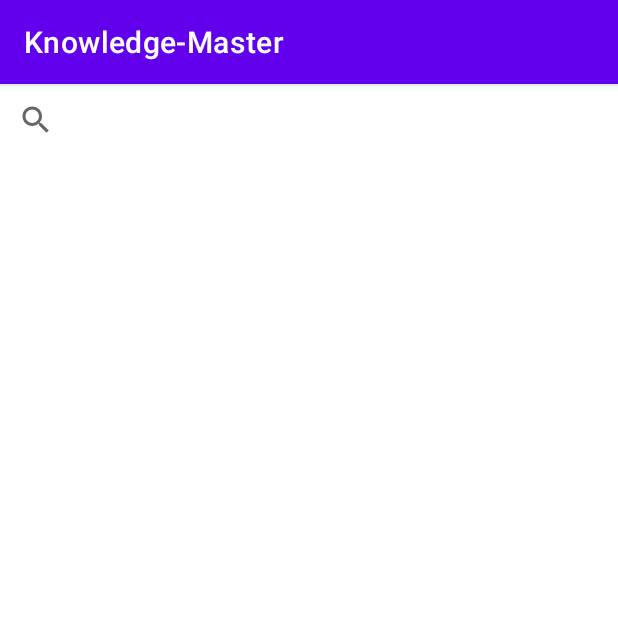
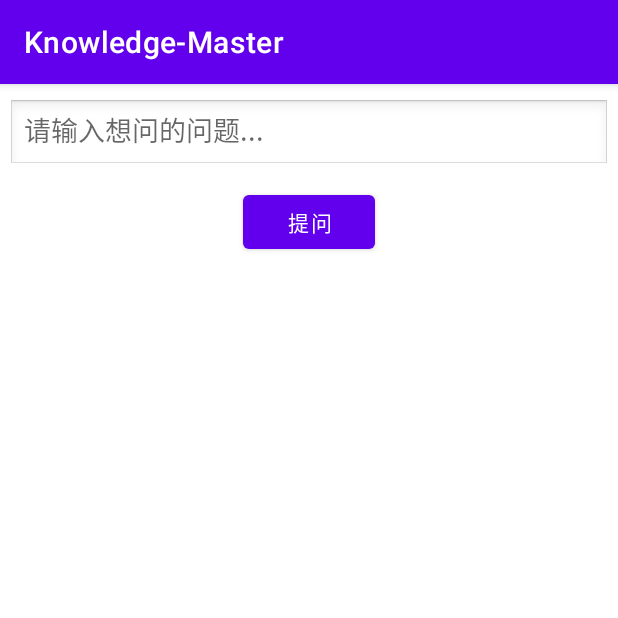
Before and after one commit to toy-whale/Android-Knowledge-App, an Android app: the fragment QuestionAnsFragment shown on its own in the app's theme, on a phone screen of 412 x 824 dp, the top half of it. Run offline under Robolectric (Android 15) with nearby library versions, the phone set to English and light mode, and no system bars; network calls fail.

Commit message:
修改了ui界面，完成了问答功能

```diff
--- a/Knowledge-Master/app/src/main/AndroidManifest.xml
+++ b/Knowledge-Master/app/src/main/AndroidManifest.xml
@@ -7,6 +7,7 @@
         android:allowBackup="true"
         android:usesCleartextTraffic="true"
         android:icon="@mipmap/ic_launcher"
+        android:networkSecurityConfig="@xml/network_security_config"
         android:label="@string/app_name"
         android:roundIcon="@mipmap/ic_launcher_round"
         android:supportsRtl="true"
--- a/Knowledge-Master/app/src/main/java/com/java/qitianliang/ActivityLogin.java
+++ b/Knowledge-Master/app/src/main/java/com/java/qitianliang/ActivityLogin.java
@@ -19,8 +19,6 @@ public class ActivityLogin extends AppCompatActivity {
     protected void onCreate(Bundle savedInstanceState) {
         super.onCreate(savedInstanceState);
         setContentView(R.layout.activity_login);
-
-        finish();
     }
 
     public void goto_register(View view) {
--- a/Knowledge-Master/app/src/main/java/com/java/qitianliang/MainActivity.java
+++ b/Knowledge-Master/app/src/main/java/com/java/qitianliang/MainActivity.java
@@ -56,13 +56,13 @@ public class MainActivity extends AppCompatActivity {
         navigationView = binding.navView;
 
         setSupportActionBar(binding.appBarMain.toolbar);
-        binding.appBarMain.fab.setOnClickListener(new View.OnClickListener() {
+        /*binding.appBarMain.fab.setOnClickListener(new View.OnClickListener() {
             @Override
             public void onClick(View view) {
                 // 呼出菜单栏
                 drawer.openDrawer(navigationView);
             }
-        });
+        });*/
 
         // settings
         binding.appBarMain.toolbar.setOnMenuItemClickListener(new Toolbar.OnMenuItemClickListener() {
--- a/Knowledge-Master/app/src/main/java/com/java/qitianliang/ui/QuestionAnsFragment.java
+++ b/Knowledge-Master/app/src/main/java/com/java/qitianliang/ui/QuestionAnsFragment.java
@@ -3,17 +3,27 @@ package com.java.qitianliang.ui;
 import androidx.appcompat.widget.SearchView;
 import androidx.lifecycle.ViewModelProvider;
 
+import android.graphics.drawable.AnimatedStateListDrawable;
 import android.os.Bundle;
 
 import androidx.annotation.NonNull;
 import androidx.annotation.Nullable;
 import androidx.fragment.app.Fragment;
 
+import android.os.StrictMode;
+import android.text.Html;
 import android.view.LayoutInflater;
 import android.view.View;
 import android.view.ViewGroup;
+import android.widget.Button;
+import android.widget.EditText;
+import android.widget.TextView;
+import android.widget.Toast;
 
 import com.java.qitianliang.R;
+import com.java.qitianliang.question.Question;
+import com.java.qitianliang.server.InputQuestion;
+import com.java.qitianliang.server.Login;
 
 public class QuestionAnsFragment extends Fragment {
 
@@ -24,33 +34,44 @@ public class QuestionAnsFragment extends Fragment {
     @Override
     public View onCreateView(@NonNull LayoutInflater inflater, @Nullable ViewGroup container,
                              @Nullable Bundle savedInstanceState) {
-        View view = inflater.inflate(R.layout.instance_link_fragment, container, false);
-
-        SearchView search = view.findViewById(R.id.searchInstanceByLines);
-
-        search.setOnQueryTextListener(new SearchView.OnQueryTextListener() {
-            @Override
-            public boolean onQueryTextSubmit(String query) {
-
-                // 调用知识问答接口
-
-
-                // 展示返回数据
-
-
-
-                return false;
-            }
-
-            @Override
-            public boolean onQueryTextChange(String newText) {
-                return false;
+        StrictMode.ThreadPolicy policy=new StrictMode.ThreadPolicy.Builder().permitAll().build();
+        StrictMode.setThreadPolicy(policy);
+        View view = inflater.inflate(R.layout.question_ans_fragment, container, false);
+        Button Post = (Button) view.findViewById(R.id.ask_question);
+        EditText Question_Text = (EditText) view.findViewById(R.id.question_Text);
+        EditText Answer_Text = (EditText) view.findViewById(R.id.answer_Text);
+        //点击提交事件
+        Post.setOnClickListener(new View.OnClickListener() {
+            public void onClick(View v) {
+                String question = Question_Text.getText().toString();
+                if(question.equals("")) {
+                    Toast.makeText(getActivity(), "问题不能为空", Toast.LENGTH_LONG).show();
+                    return;
+                }
+                String ID = "";
+                try {
+                    ID = Login.get("14759265980", "Ee123456");
+                } catch (Exception e) {
+                    e.printStackTrace();
+                }
+                //默认为语文，需要传入学科信息
+                String answer = null;
+                try {
+                    answer = InputQuestion.get("chinese", question, ID);
+                } catch (Exception e) {
+                    e.printStackTrace();
+                }
+                if(answer == null || answer.equals("")) {
+                    answer = "不好意思，这个问题小E不太懂呢~";
+                }
+                Answer_Text.setText(Html.fromHtml("<b>问题：</b>"));
+                Answer_Text.append(question);
+                Answer_Text.append("\n\n");
+                Answer_Text.append(Html.fromHtml("<b>回答：</b>"));
+                Answer_Text.append(answer);
+                Answer_Text.setVisibility(View.VISIBLE);
             }
         });
-
         return view;
     }
-
-
-
 }
--- a/Knowledge-Master/app/src/main/res/layout/activity_main.xml
+++ b/Knowledge-Master/app/src/main/res/layout/activity_main.xml
@@ -21,5 +21,7 @@
         android:layout_gravity="start"
         android:fitsSystemWindows="true"
         app:headerLayout="@layout/nav_header_main"
+        android:theme="@style/myNavigationDrawerStyle"
+        app:itemTextAppearance="@style/myNavMenuTextStyle"
         app:menu="@menu/activity_main_drawer" />
 </androidx.drawerlayout.widget.DrawerLayout>
--- a/Knowledge-Master/app/src/main/res/layout/app_bar_main.xml
+++ b/Knowledge-Master/app/src/main/res/layout/app_bar_main.xml
@@ -31,7 +31,7 @@
     </com.google.android.material.appbar.AppBarLayout>
 
     <include layout="@layout/content_main" />
-
+    <!--
     <com.google.android.material.floatingactionbutton.FloatingActionButton
         android:id="@+id/fab"
         android:layout_width="wrap_content"
@@ -40,5 +40,6 @@
         android:layout_marginEnd="@dimen/fab_margin"
         android:layout_marginBottom="16dp"
         app:srcCompat="@android:drawable/ic_dialog_email" />
+      -->
 
 </androidx.coordinatorlayout.widget.CoordinatorLayout>
--- a/Knowledge-Master/app/src/main/res/layout/question_ans_fragment.xml
+++ b/Knowledge-Master/app/src/main/res/layout/question_ans_fragment.xml
@@ -3,12 +3,49 @@
     xmlns:tools="http://schemas.android.com/tools"
     android:layout_width="match_parent"
     android:layout_height="match_parent"
-    tools:context=".ui.QuestionAnsFragment">
+    tools:context=".ui.QuestionAnsFragment"
+    android:orientation="vertical">
 
-    <androidx.appcompat.widget.SearchView
-        android:id="@+id/searchInstanceByLines"
-        android:layout_width="match_parent"
-        android:layout_height="wrap_content" />
-
-
+    <EditText
+        android:id="@+id/question_Text"
+        android:layout_width="fill_parent"
+        android:layout_height="wrap_content"
+        android:layout_marginLeft="5dp"
+        android:layout_marginRight="5dp"
+        android:layout_marginTop="10dp"
+        android:enabled="true"
+        android:gravity="top"
+        android:inputType="textMultiLine"
+        android:minHeight="20dp"
+        android:textColor="#000000"
+        android:hint="请输入想问的问题..."
+        android:maxLines="8"
+        android:scrollbars="vertical"
+        android:background="@android:drawable/edit_text">
+    </EditText>
+    <Button
+        android:id="@+id/ask_question"
+        android:layout_marginTop="10dp"
+        android:layout_width="wrap_content"
+        android:layout_height="wrap_content"
+        android:layout_gravity="center"
+        android:text="提问"/>
+    <EditText
+        android:id="@+id/answer_Text"
+        android:layout_width="fill_parent"
+        android:layout_height="wrap_content"
+        android:layout_marginLeft="5dp"
+        android:layout_marginRight="5dp"
+        android:layout_marginTop="15dp"
+        android:visibility="invisible"
+        android:gravity="top"
+        android:inputType="textMultiLine"
+        android:minHeight="20dp"
+        android:textColor="#000000"
+        android:maxLines="8"
+        android:minLines="8"
+        android:enabled="false"
+        android:scrollbars="vertical"
+        android:background="@android:drawable/edit_text">
+    </EditText>
 </LinearLayout>
```
Also changed, not shown: Knowledge-Master/app/src/main/java/com/java/qitianliang/ActivitySubjectManager.java (+30 -1 lines), Knowledge-Master/app/src/main/res/layout/activity_subject_manager.xml (+11 -6 lines), Knowledge-Master/app/src/main/res/layout/nav_header_main.xml (+8 -4 lines), Knowledge-Master/app/src/main/res/values/myNavigationDrawerStyle.xml (added, +9 -0 lines).
